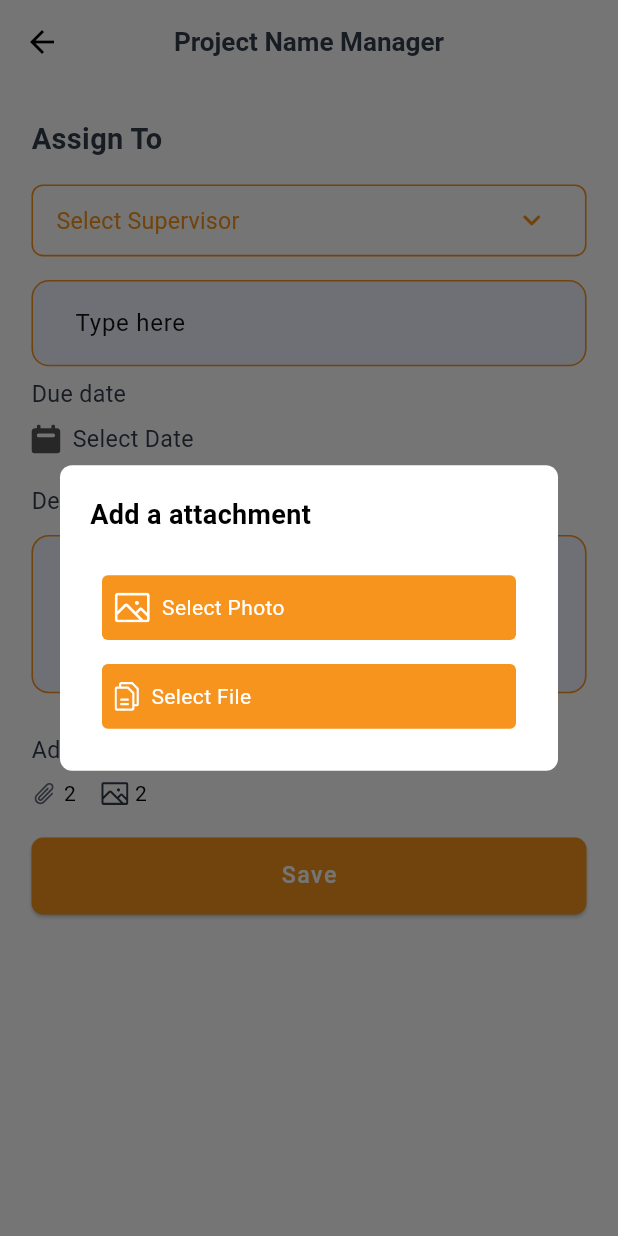
After one commit to mahafujerrahman/Aim-Construction-App, a Flutter app: the ManagerTaskCreate screen opened by its route, after a tap on "Add Attachment", on a phone screen of 412 x 824 dp. The commit adds this screen. Run offline on Flutter 3.47's test engine with Material 3 defaults, Android fonts, the phone set to English and light mode, and no system bars; our stand-ins replace cached_network_image, connectivity_plus, file_picker, firebase_core, firebase_messaging, flutter_html and 15 more; missing offline and left inert: mime_type; accounts and stored records are empty; network calls fail; Roboto replaces fonts that are missing (OpenSans).

Commit message:
task create working

```diff
--- a/lib/app/modules/role/manager/home/createProject/projectCreateScreen.dart
+++ b/lib/app/modules/role/manager/home/createProject/projectCreateScreen.dart
@@ -36,7 +36,6 @@ class _ProjectCreateScreenState extends State<ProjectCreateScreen> {
     WidgetsBinding.instance.addPostFrameCallback((_){
       profileMoreController.getAllSupervisorByManger();
     });
-
   }
 
   @override
--- /dev/null
+++ b/lib/app/modules/role/manager/home/createTask/managerTaskCreate.dart
@@ -0,0 +1,348 @@
+import 'package:aim_construction_app/app/controller/project_controller.dart';
+import 'package:aim_construction_app/common/widgets/custom_button.dart';
+import 'package:aim_construction_app/common/widgets/custom_text_field.dart';
+import 'package:aim_construction_app/service/filePicker_service.dart';
+import 'package:intl/intl.dart';
+import 'package:aim_construction_app/utils/app_colors.dart';
+import 'package:aim_construction_app/utils/app_icons.dart';
+import 'package:aim_construction_app/utils/style.dart';
+import 'package:flutter/material.dart';
+import 'package:flutter_screenutil/flutter_screenutil.dart';
+import 'package:flutter_svg/flutter_svg.dart';
+import 'package:get/get.dart';
+import 'package:get/get_core/src/get_main.dart';
+import 'package:get/get_instance/get_instance.dart';
+import 'package:get/get_state_manager/src/rx_flutter/rx_obx_widget.dart';
+
+import '../../more/controller/profile_more_controller.dart';
+
+class ManagerTaskCreate extends StatefulWidget {
+  const ManagerTaskCreate({Key? key}) : super(key: key);
+
+  @override
+  _ManagerTaskCreateState createState() => _ManagerTaskCreateState();
+}
+
+class _ManagerTaskCreateState extends State<ManagerTaskCreate> {
+  final ProfileMoreController profileMoreController = Get.put(ProfileMoreController());
+  final ProjectController projectController = Get.put(ProjectController());
+
+
+  DateTime? selectedDate;
+
+  Widget getFileIcon(String fileName) {
+    if (fileName.endsWith('.pdf')) {
+      return SvgPicture.asset(AppIcons.pdfIcon);
+    } else if (fileName.endsWith('.xlsx')) {
+      return SvgPicture.asset(AppIcons.excelFileIcon);
+    } else {
+      return SvgPicture.asset(AppIcons.documentsIcon);
+    }
+  }
+
+  var parameter = Get.parameters;
+  String projectId = '';
+
+  @override
+  void initState() {
+    super.initState();
+    WidgetsBinding.instance.addPostFrameCallback((_){
+      profileMoreController.getAllSupervisorByManger();
+      projectId = parameter['projectId'] ?? '';
+      print( "Project Id : $projectId");
+    });
+
+  }
+  @override
+  Widget build(BuildContext context) {
+    return Scaffold(
+      backgroundColor: AppColors.white,
+      appBar: AppBar(
+        title: Text(
+          'Project Name Manager',
+          style: AppStyles.fontSize18(fontWeight: FontWeight.w600, color: AppColors.color323B4A),
+        ),
+        centerTitle: true,
+      ),
+      body: SingleChildScrollView(
+        child: Padding(
+          padding: EdgeInsets.symmetric(horizontal: 20.w, vertical: 16.h),
+          child: Column(
+            crossAxisAlignment: CrossAxisAlignment.start,
+            children: [
+
+              Padding(
+                padding: EdgeInsets.symmetric(vertical: 8.h),
+                child: Text('Assign To', style: AppStyles.fontSize20(fontWeight: FontWeight.w600, color: AppColors.color323B4A)),
+              ),
+              Padding(
+                padding: EdgeInsets.symmetric(vertical: 8.0),
+                child: InputDecorator(
+                  decoration: InputDecoration(
+                    fillColor: AppColors.white,
+                    border: OutlineInputBorder(
+                      borderSide: BorderSide(color: AppColors.primaryColor, width: 1.w),
+                      borderRadius: BorderRadius.circular(8.r),
+                    ),
+                    enabledBorder: OutlineInputBorder(
+                      borderSide: BorderSide(color: AppColors.primaryColor, width: 1.w),
+                      borderRadius: BorderRadius.circular(8.r),
+                    ),
+                    focusedBorder: OutlineInputBorder(
+                      borderSide: BorderSide(color: AppColors.primaryColor, width: 1.w),
+                      borderRadius: BorderRadius.circular(8.r),
+                    ),
+                    contentPadding: EdgeInsets.symmetric(horizontal: 12.w),
+                  ),
+                  child: DropdownButtonHideUnderline(
+                    child: Obx(() {
+                      return DropdownButton<String>(
+                        value: projectController.assignToSupervisor.isEmpty
+                            ? null
+                            : projectController.assignToSupervisor.value,
+                        borderRadius: BorderRadius.circular(8.r),
+                        hint: Text(
+                          projectController.assignToSupervisor.isEmpty
+                              ? "Select Supervisor"
+                              : projectController.assignToSupervisor.value,
+                          style: AppStyles.fontSize16(color: AppColors.primaryColor),
+                        ),
+                        icon: Padding(
+                          padding: const EdgeInsets.all(8.0),
+                          child: Icon(
+                            Icons.keyboard_arrow_down_rounded,
+                            color: AppColors.primaryColor,
+                          ),
+                        ),
+                        isExpanded: true,
+                        items: profileMoreController.getAllSupervisorByManagerModel.map((supervisor) {
+                          return DropdownMenuItem<String>(
+                            value: supervisor.userId,
+                            child: Text(
+                              '${supervisor.fname} ${supervisor.lname}',
+                              style: AppStyles.fontSize18(color: AppColors.blackColor),
+                            ),
+                          );
+                        }).toList(),
+                        onChanged: (newRole) {
+                          projectController.assignToSupervisor.value = newRole ?? '';
+                          print('===========>>Selected Supervisor Id : $newRole');
+                        },
+                      );
+                    }),
+                  ),
+                ),
+              ),
+
+              SizedBox(height: 8.h),
+              CustomTextField(
+                controller: projectController.taskTitelCTRl,
+                hintText: "Type here",
+
+              ),
+              SizedBox(height: 8.h),
+              // Due Date
+              Text('Due date', style: AppStyles.fontSize16(color: AppColors.color323B4A)),
+              SizedBox(height: 8.h),
+              Row(
+                children: [
+                  InkWell(
+                    onTap: () async {
+                      DateTime? pickedDate = await showDatePicker(
+                        context: context,
+                        initialDate: selectedDate ?? DateTime.now(),
+                        firstDate: DateTime(2000),
+                        lastDate: DateTime(2201),
+                      );
+
+                      if (pickedDate != null && pickedDate != selectedDate) {
+                        setState(() {
+                          selectedDate = pickedDate;
+                          print('===========>>Picked Date : $pickedDate');
+                        });
+                      }
+                    },
+                    child: SvgPicture.asset(AppIcons.calender,height: 20.h),
+                  ),
+                  SizedBox(width: 8),
+
+                  Text(
+                    selectedDate == null
+                        ? 'Select Date'
+                        : DateFormat('EEEE, dd MMMM, yyyy').format(selectedDate!),
+                    style: AppStyles.fontSize16(color: AppColors.color323B4A),
+                  ),
+                ],
+              ),
+
+
+              SizedBox(height: 20.h),
+
+              // Description
+              Text('Description', style: AppStyles.fontSize16(color: AppColors.color323B4A)),
+              SizedBox(height: 12.h),
+              CustomTextField(
+                maxLines: 3,
+                controller: projectController.taskDescriptionCTRl,
+              ),
+
+              SizedBox(height: 20.h),
+
+              // Attachments
+              Padding(
+                padding: EdgeInsets.symmetric(vertical: 8.h),
+                child: Row(
+                  mainAxisAlignment: MainAxisAlignment.start,
+                  children: [
+                    InkWell(
+                      onTap: (){
+                        _showTakeFileDialog();
+                      },child: Text('Add Attachment', style: AppStyles.fontSize16(color: AppColors.color323B4A))),
+                  ],
+                ),
+              ),
+
+              Row(
+                children: [
+                  SvgPicture.asset(AppIcons.attachmentIcon, height: 18.h),
+                  SizedBox(width: 4.w),
+                  const Text("2"),
+                  SizedBox(width: 16.w),
+                  SvgPicture.asset(AppIcons.imageIcon, height: 16.h, color: AppColors.color323B4A),
+                  SizedBox(width: 4.w),
+                  const Text("2"),
+                ],
+              ),
+              SizedBox(height: 20.h),
+              CustomButton(onTap: (){
+                projectController.managerTaskCreate(
+                  projectId: '${parameter['projectId']}'
+
+                );
+
+              }, text: 'Save')
+
+            ],
+          ),
+        ),
+      ),
+    );
+  }
+  void _showTakeFileDialog() {
+    showDialog(
+      context: context,
+      builder: (BuildContext context) {
+        return Dialog(
+          shape: RoundedRectangleBorder(
+            borderRadius: BorderRadius.circular(8),
+          ),
+          child: Padding(
+            padding: EdgeInsets.all(20.0),
+            child: Column(
+              mainAxisSize: MainAxisSize.min,
+              crossAxisAlignment: CrossAxisAlignment.start,
+              children: [
+                Text(
+                  "Add a attachment",
+                  style: TextStyle(fontSize: 18, fontWeight: FontWeight.bold),
+                ),
+                SizedBox(height: 20.h),
+                Padding(
+                  padding: const EdgeInsets.all(8.0),
+                  child: InkWell(
+                    onTap: () async {
+                      Navigator.of(context).pop();
+                    },
+
+                    borderRadius: BorderRadius.circular(8.r),
+                    child: Container(
+                      width: double.infinity,
+                      padding: EdgeInsets.symmetric(vertical: 12.h, horizontal: 8.w),
+                      decoration: BoxDecoration(
+                        color: AppColors.primaryColor,
+                        borderRadius: BorderRadius.circular(4.r),
+                      ),
+                      child: Row(
+                        mainAxisSize: MainAxisSize.min,
+                        children: [
+                          SvgPicture.asset(AppIcons.imageIcon, height: 20,color: Colors.white),
+                          SizedBox(width: 8),
+                          Text(
+                            "Select Photo",
+                            style: TextStyle(color: Colors.white),
+                          ),
+                        ],
+                      ),
+                    ),
+                  ),
+                ),
+                Padding(
+                  padding: const EdgeInsets.all(8.0),
+                  child: InkWell(
+                    onTap: () async {
+                      Navigator.of(context).pop();
+                      String? fileName = await FilePickerService.pickFile();
+
+                      if (fileName != null) {
+                        setState(() {
+
+                        });
+                      }
+                    },
+
+                    borderRadius: BorderRadius.circular(8.r),
+                    child: Container(
+                      width: double.infinity,
+                      padding: EdgeInsets.symmetric(vertical: 12.h, horizontal: 8.w),
+                      decoration: BoxDecoration(
+                        color: AppColors.primaryColor,
+                        borderRadius: BorderRadius.circular(4.r),
+                      ),
+                      child: Row(
+                        mainAxisSize: MainAxisSize.min,
+                        children: [
+                          SvgPicture.asset(AppIcons.documentsIcon, height: 20,color: Colors.white),
+                          SizedBox(width: 8),
+                          Text(
+                            "Select File",
+                            style: TextStyle(color: Colors.white),
+                          ),
+                        ],
+                      ),
+                    ),
+                  ),
+                ),
+              ],
+            ),
+          ),
+        );
+      },
+    );
+  }
+  // Function to remove a file with confirmation
+  void _removeFile(String fileName) {
+    showDialog(
+      context: context,
+      builder: (BuildContext context) {
+        return AlertDialog(
+          title: Text("Remove File"),
+          content: Text("Are you sure you want to remove this file?"),
+          actions: [
+            TextButton(
+              onPressed: () {
+                Navigator.pop(context);
+              },
+              child: Text("Cancel"),
+            ),
+            TextButton(
+              onPressed: () {
+                Navigator.pop(context);
+              },
+              child: Text("Yes", style: TextStyle(color: Colors.red)),
+            ),
+          ],
+        );
+      },
+    );
+  }
+}
--- a/lib/app/modules/role/manager/home/managerContarctScreen.dart
+++ b/lib/app/modules/role/manager/home/managerContarctScreen.dart
@@ -22,8 +22,7 @@ class _ManagerContactScreenState extends State<ManagerContactScreen> {
       'date': 'Monday, February 24, 2025',
       'files': [
         'building_structure_2025.pdf',
-        'building_structure_2025.pdf',
-        'building_structure_2025.xlsx',
+
       ],
     },
   ];
--- a/lib/app/modules/role/manager/more/controller/profile_more_controller.dart
+++ b/lib/app/modules/role/manager/more/controller/profile_more_controller.dart
@@ -11,6 +11,7 @@ import 'package:get/get_state_manager/src/simple/get_controllers.dart';
 class ProfileMoreController extends GetxController {
 
 //============================> Get Profile Data <=============================
+
 
   Rx<UserProfileDetailsModel> userProfileDetailsModel = UserProfileDetailsModel().obs;
   var isLoading = false.obs;
--- a/lib/app/modules/role/supervisor/homeScreen/views/role_supervisor_home_screen_view.dart
+++ b/lib/app/modules/role/supervisor/homeScreen/views/role_supervisor_home_screen_view.dart
@@ -53,8 +53,7 @@ class _SupervisorHomeScreenViewState extends State<SupervisorHomeScreenView> {
             children: [
               // Always display the search field
               CustomTextField(
-                controller: roleSupervisorHomeScreenController
-                    .textEditingController,
+                controller: roleSupervisorHomeScreenController.textEditingController,
                 hintText: "Search Project",
               ),
               SizedBox(height: 16.h),
--- a/lib/app/routes/app_pages.dart
+++ b/lib/app/routes/app_pages.dart
@@ -3,6 +3,7 @@ import 'package:aim_construction_app/app/modules/forgetPassword/views/forget_pas
 import 'package:aim_construction_app/app/modules/resetPassword/bindings/reset_password_binding.dart';
 import 'package:aim_construction_app/app/modules/resetPassword/views/reset_password_view.dart';
 import 'package:aim_construction_app/app/modules/role/manager/home/createProject/projectCreateScreen.dart';
+import 'package:aim_construction_app/app/modules/role/manager/home/createTask/managerTaskCreate.dart';
 import 'package:aim_construction_app/app/modules/role/manager/home/managerContarctScreen.dart';
 import 'package:aim_construction_app/app/modules/role/manager/home/managerDailyLogs/managerDailyLogNoteDetailsScreen.dart';
 import 'package:aim_construction_app/app/modules/role/manager/home/managerDailyLogs/managerDailyLogScreen.dart';
@@ -102,6 +103,7 @@ class AppPages {
     GetPage(name: _Paths.managerDailyLogScreen, page: () =>  ManagerDailyLogScreen(),transition: Transition.noTransition),
     GetPage(name: _Paths.projectReportDetailsScreen, page: () =>  ManagerProjectReportDetailsScreen(),transition: Transition.noTransition),
     GetPage(name: _Paths.projectCreateScreen, page: () =>  ProjectCreateScreen(),transition: Transition.noTransition),
+    GetPage(name: _Paths.managerTaskCreate, page: () =>  ManagerTaskCreate(),transition: Transition.noTransition),
 
   ];
 }
--- a/lib/app/routes/app_routes.dart
+++ b/lib/app/routes/app_routes.dart
@@ -41,6 +41,7 @@ abstract class AppRoutes {
   static const managerDailyLogScreen = _Paths.managerDailyLogScreen;
   static const projectReportDetailsScreen = _Paths.projectReportDetailsScreen;
   static const projectCreateScreen = _Paths.projectCreateScreen;
+  static const managerTaskCreate = _Paths.managerTaskCreate;
 }
 
 abstract class _Paths {
@@ -77,6 +78,7 @@ abstract class _Paths {
 
 
 
+
   //manager
   static const managerHomeScreen = '/managerHomeScreen';
   static const managerMoreScreen = '/managerMoreScreen';
@@ -88,5 +90,6 @@ abstract class _Paths {
   static const managerDailyLogScreen = '/managerDailyLogScreen';
   static const projectReportDetailsScreen = '/projectReportDetailsScreen';
   static const projectCreateScreen = '/projectCreateScreen';
+  static const managerTaskCreate = '/managerTaskCreate';
 
 }
--- a/lib/utils/app_colors.dart
+++ b/lib/utils/app_colors.dart
@@ -38,7 +38,7 @@ class AppColors{
   static const Color textColor =  Color(0xFF111111);
   static const Color subTextColor =  Color(0xFF565656);
   static const Color dark2Color =  Color(0xff565656);
-  static const Color hintColor =  Color(0xFFB5B5B5);
+  static const Color hintColor =  Color(0xFF111111);
   static const Color secendryColor =  Color(0xFFC4D3F6);
   static const Color greyColor =  Color(0xFFB5B5B5);
   static  Color fillColor =  Color(0xFF5181F8).withOpacity(0.08);
```
Also changed, not shown: lib/app/controller/project_controller.dart (+43 -7 lines), lib/app/modules/role/manager/home/manager_project_tools.dart (+24 -3 lines), lib/app/modules/role/manager/home/managerhomeScreen.dart (+8 -2 lines), lib/app/modules/role/supervisor/task/views/role_supervisor_task_view.dart (+22 -0 lines), 4 other files.
